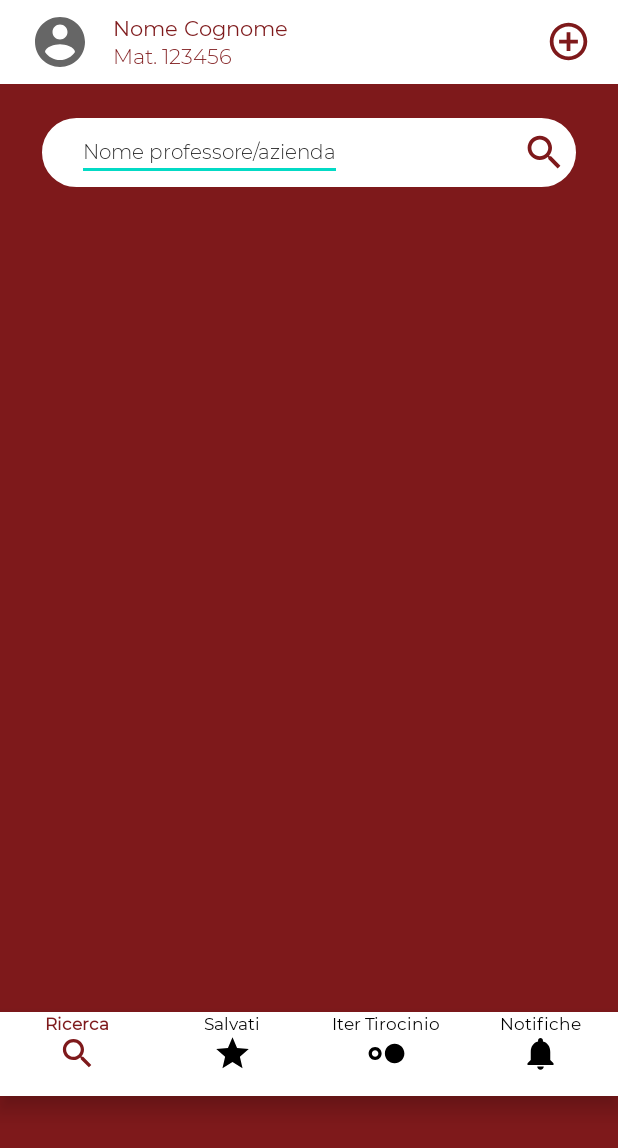
After one commit to davideuez/UniStage, an Android app: the layout activity_homestudente_pre.xml on its own in the app's theme, with its tools: preview values and no code run, on a phone screen of 412 x 824 dp. The commit adds this screen. Shown: the top 1148 px of the screen. Run offline under Robolectric (Android 15) with nearby library versions, the phone set to English and light mode, and no system bars.

Commit message:
Creazione Home Page studente PRE tirocinio

```diff
--- /dev/null
+++ b/app/src/main/res/drawable/bottom_nav_color.xml
@@ -0,0 +1,5 @@
+<?xml version="1.0" encoding="utf-8"?>
+<selector xmlns:android="http://schemas.android.com/apk/res/android">
+    <item android:state_checked="true" android:color="#7E191B" />
+    <item android:state_checked="false" android:color="#000000"/>
+</selector>
--- /dev/null
+++ b/app/src/main/res/drawable/ic_baseline_account_circle_24.xml
@@ -0,0 +1,10 @@
+<vector xmlns:android="http://schemas.android.com/apk/res/android"
+    android:width="24dp"
+    android:height="24dp"
+    android:viewportWidth="24"
+    android:viewportHeight="24"
+    android:tint="?attr/colorControlNormal">
+  <path
+      android:fillColor="@android:color/white"
+      android:pathData="M12,2C6.48,2 2,6.48 2,12s4.48,10 10,10 10,-4.48 10,-10S17.52,2 12,2zM12,5c1.66,0 3,1.34 3,3s-1.34,3 -3,3 -3,-1.34 -3,-3 1.34,-3 3,-3zM12,19.2c-2.5,0 -4.71,-1.28 -6,-3.22 0.03,-1.99 4,-3.08 6,-3.08 1.99,0 5.97,1.09 6,3.08 -1.29,1.94 -3.5,3.22 -6,3.22z"/>
+</vector>
--- /dev/null
+++ b/app/src/main/res/drawable/ic_baseline_add_circle_outline_24.xml
@@ -0,0 +1,10 @@
+<vector xmlns:android="http://schemas.android.com/apk/res/android"
+    android:width="24dp"
+    android:height="24dp"
+    android:viewportWidth="24"
+    android:viewportHeight="24"
+    android:tint="?attr/colorControlNormal">
+  <path
+      android:fillColor="@android:color/white"
+      android:pathData="M13,7h-2v4L7,11v2h4v4h2v-4h4v-2h-4L13,7zM12,2C6.48,2 2,6.48 2,12s4.48,10 10,10 10,-4.48 10,-10S17.52,2 12,2zM12,20c-4.41,0 -8,-3.59 -8,-8s3.59,-8 8,-8 8,3.59 8,8 -3.59,8 -8,8z"/>
+</vector>
--- /dev/null
+++ b/app/src/main/res/drawable/ic_baseline_hdr_strong_24.xml
@@ -0,0 +1,10 @@
+<vector xmlns:android="http://schemas.android.com/apk/res/android"
+    android:width="24dp"
+    android:height="24dp"
+    android:viewportWidth="24"
+    android:viewportHeight="24"
+    android:tint="?attr/colorControlNormal">
+  <path
+      android:fillColor="@android:color/white"
+      android:pathData="M17,6c-3.31,0 -6,2.69 -6,6s2.69,6 6,6 6,-2.69 6,-6 -2.69,-6 -6,-6zM5,8c-2.21,0 -4,1.79 -4,4s1.79,4 4,4 4,-1.79 4,-4 -1.79,-4 -4,-4zM5,14c-1.1,0 -2,-0.9 -2,-2s0.9,-2 2,-2 2,0.9 2,2 -0.9,2 -2,2z"/>
+</vector>
--- /dev/null
+++ b/app/src/main/res/drawable/ic_baseline_notifications_24.xml
@@ -0,0 +1,10 @@
+<vector xmlns:android="http://schemas.android.com/apk/res/android"
+    android:width="24dp"
+    android:height="24dp"
+    android:viewportWidth="24"
+    android:viewportHeight="24"
+    android:tint="?attr/colorControlNormal">
+  <path
+      android:fillColor="@android:color/white"
+      android:pathData="M12,22c1.1,0 2,-0.9 2,-2h-4c0,1.1 0.89,2 2,2zM18,16v-5c0,-3.07 -1.64,-5.64 -4.5,-6.32L13.5,4c0,-0.83 -0.67,-1.5 -1.5,-1.5s-1.5,0.67 -1.5,1.5v0.68C7.63,5.36 6,7.92 6,11v5l-2,2v1h16v-1l-2,-2z"/>
+</vector>
--- /dev/null
+++ b/app/src/main/res/drawable/ic_baseline_search_24.xml
@@ -0,0 +1,10 @@
+<vector xmlns:android="http://schemas.android.com/apk/res/android"
+    android:width="24dp"
+    android:height="24dp"
+    android:viewportWidth="24"
+    android:viewportHeight="24"
+    android:tint="?attr/colorControlNormal">
+  <path
+      android:fillColor="@android:color/white"
+      android:pathData="M15.5,14h-0.79l-0.28,-0.27C15.41,12.59 16,11.11 16,9.5 16,5.91 13.09,3 9.5,3S3,5.91 3,9.5 5.91,16 9.5,16c1.61,0 3.09,-0.59 4.23,-1.57l0.27,0.28v0.79l5,4.99L20.49,19l-4.99,-5zM9.5,14C7.01,14 5,11.99 5,9.5S7.01,5 9.5,5 14,7.01 14,9.5 11.99,14 9.5,14z"/>
+</vector>
--- /dev/null
+++ b/app/src/main/res/drawable/ic_baseline_star_24.xml
@@ -0,0 +1,10 @@
+<vector xmlns:android="http://schemas.android.com/apk/res/android"
+    android:width="24dp"
+    android:height="24dp"
+    android:viewportWidth="24"
+    android:viewportHeight="24"
+    android:tint="?attr/colorControlNormal">
+  <path
+      android:fillColor="@android:color/white"
+      android:pathData="M12,17.27L18.18,21l-1.64,-7.03L22,9.24l-7.19,-0.61L12,2 9.19,8.63 2,9.24l5.46,4.73L5.82,21z"/>
+</vector>
--- /dev/null
+++ b/app/src/main/res/drawable/rounded_corners_round.xml
@@ -0,0 +1,24 @@
+<?xml version="1.0" encoding="utf-8"?>
+<selector xmlns:android="http://schemas.android.com/apk/res/android" >
+    <item android:state_pressed="true" >
+        <shape android:shape="rectangle"  >
+            <corners android:radius="3dip" />
+            <stroke android:width="1dip" android:color="#FFFFFF" />
+            <gradient android:angle="-90" android:startColor="#FFFFFF" android:endColor="#FFFFFF"  />
+        </shape>
+    </item>
+    <item android:state_focused="true">
+        <shape android:shape="rectangle"  >
+            <corners android:radius="3dip" />
+            <stroke android:width="1dip" android:color="#FFFFFF" />
+            <solid android:color="#FFFFFF"/>
+        </shape>
+    </item>
+    <item >
+        <shape android:shape="rectangle"  >
+            <corners android:radius="200dip" />
+            <stroke android:width="1dip" android:color="#FFFFFF" />
+            <gradient android:angle="-90" android:startColor="#FFFFFF" android:endColor="#FFFFFF" />
+        </shape>
+    </item>
+</selector>
--- /dev/null
+++ b/app/src/main/res/layout/activity_homestudente_pre.xml
@@ -0,0 +1,117 @@
+<?xml version="1.0" encoding="utf-8"?>
+<androidx.constraintlayout.widget.ConstraintLayout xmlns:android="http://schemas.android.com/apk/res/android"
+    android:layout_width="match_parent"
+    android:layout_height="match_parent"
+    xmlns:app="http://schemas.android.com/apk/res-auto"
+    android:background="#7E191B">
+
+    <LinearLayout
+        android:layout_width="match_parent"
+        android:layout_height="match_parent"
+        app:layout_constraintTop_toTopOf="parent"
+        android:orientation="vertical"
+        app:layout_constraintRight_toRightOf="parent"
+        app:layout_constraintLeft_toLeftOf="parent">
+
+    <LinearLayout
+        android:id="@+id/barra_studente"
+        android:layout_width="match_parent"
+        android:layout_height="56dp"
+        android:orientation="horizontal"
+        android:background="#ffffff">
+
+        <de.hdodenhof.circleimageview.CircleImageView
+            android:id="@+id/profile_pic"
+            android:layout_width="40dp"
+            android:layout_height="40dp"
+            android:layout_gravity="center"
+            android:layout_marginStart="20dp"
+            android:src="@drawable/ic_baseline_account_circle_24"/>
+
+        <LinearLayout
+            android:layout_width="wrap_content"
+            android:layout_height="wrap_content"
+            android:orientation="vertical"
+            android:layout_gravity="center"
+            android:layout_marginStart="15dp">
+
+            <TextView
+                android:layout_width="wrap_content"
+                android:layout_height="wrap_content"
+                android:text="Nome Cognome"
+                android:fontFamily="@font/montserrat_regular"
+                android:textColor="#7E191B"/>
+
+            <TextView
+                android:layout_width="wrap_content"
+                android:layout_height="wrap_content"
+                android:text="Mat. 123456"
+                android:fontFamily="@font/montserrat_light"
+                android:textColor="#7E191B"/>
+        </LinearLayout>
+
+        <ImageView
+            android:id="@+id/aggiungi"
+            android:layout_width="30dp"
+            android:layout_height="30dp"
+            android:layout_gravity="center"
+            android:layout_marginStart="172dp"
+            android:src="@drawable/ic_baseline_add_circle_outline_24"
+            app:tint="#7E191B"/>
+
+    </LinearLayout>
+
+    <LinearLayout
+        android:id="@+id/ricerca_studente"
+        android:layout_width="356dp"
+        android:layout_height="46dp"
+        android:layout_gravity="center"
+        android:layout_marginTop="22.5dp"
+        android:orientation="horizontal"
+        android:background="@drawable/rounded_corners_round">
+
+        <EditText
+            android:id="@+id/testo_ricerca_studente"
+            android:layout_width="wrap_content"
+            android:layout_height="wrap_content"
+            android:text="Nome professore/azienda"
+            android:fontFamily="@font/montserrat_light"
+            android:textSize="13dp"
+            android:layout_gravity="center"
+            android:layout_marginStart="23dp"/>
+
+        <ImageView
+            android:id="@+id/cerca"
+            android:layout_width="30dp"
+            android:layout_height="30dp"
+            android:layout_gravity="center"
+            android:layout_marginStart="120dp"
+            android:src="@drawable/ic_baseline_search_24"
+            app:tint="#7E191B"/>
+
+    </LinearLayout>
+
+    <FrameLayout
+        android:id="@+id/card_container"
+        android:layout_width="match_parent"
+        android:layout_height="526.7dp"
+        android:layout_marginTop="23dp"/>
+
+    <com.google.android.material.bottomnavigation.BottomNavigationView
+        android:id="@+id/bottombar_studentepre"
+        android:theme="@style/Widget.Design.BottomNavigationView"
+        android:layout_width="match_parent"
+        android:layout_height="56dp"
+        android:layout_gravity="center"
+        app:itemIconTint="@drawable/bottom_nav_color"
+        app:itemTextColor="@drawable/bottom_nav_color"
+        android:background="#Ffffff"
+        app:itemTextAppearanceActive="@style/BottomNavigationViewTextStyle"
+        app:itemTextAppearanceInactive="@style/BottomNavigationViewTextStyle"
+        app:menu="@menu/menu"
+        app:itemIconSize="26dp"
+        app:labelVisibilityMode="labeled" />
+
+    </LinearLayout>
+
+</androidx.constraintlayout.widget.ConstraintLayout>
--- a/app/src/main/res/layout/carte_della_h.xml
+++ b/app/src/main/res/layout/carte_della_h.xml
@@ -10,7 +10,6 @@
         android:layout_height="308dp"
         android:layout_gravity="center_horizontal"
         android:orientation="vertical"
-
         >
 
         <TextView
--- a/app/src/main/res/menu/menu.xml
+++ b/app/src/main/res/menu/menu.xml
@@ -1,16 +1,20 @@
 <?xml version="1.0" encoding="utf-8"?>
 <menu xmlns:android="http://schemas.android.com/apk/res/android">
     <item
-        android:id = "@+id/Home"
-        android:title="Home"
-        android:icon="@drawable/ic_android"/>
+        android:id = "@+id/ricerca"
+        android:title="Ricerca"
+        android:icon="@drawable/ic_baseline_search_24"/>
     <item
-        android:id = "@+id/Tirocinio"
-        android:title="tiro"
-        android:icon="@drawable/ic_android_green"/>
+        android:id="@+id/salvati"
+        android:icon="@drawable/ic_baseline_star_24"
+        android:title="Salvati" />
     <item
-    android:id = "@+id/Search_id"
-    android:title="cerca"
-    android:icon="@drawable/ic_android_blue"/>
+    android:id = "@+id/iter_tirocinio"
+    android:title="Iter Tirocinio"
+    android:icon="@drawable/ic_baseline_hdr_strong_24" />
+    <item
+        android:id = "@+id/notifiche"
+        android:title="Notifiche"
+        android:icon="@drawable/ic_notifications_black_24dp"/>
 
 </menu>
--- a/app/src/main/res/values/styles.xml
+++ b/app/src/main/res/values/styles.xml
@@ -17,4 +17,9 @@
         <item name="boxStrokeColor">@color/text_input_box_stroke</item>
     </style>
 
+    <style name="BottomNavigationViewTextStyle">
+        <item name="fontFamily">@font/montserrat_regular</item>
+        <item name="android:textSize">11dp</item>
+    </style>
+
 </resources>
```
